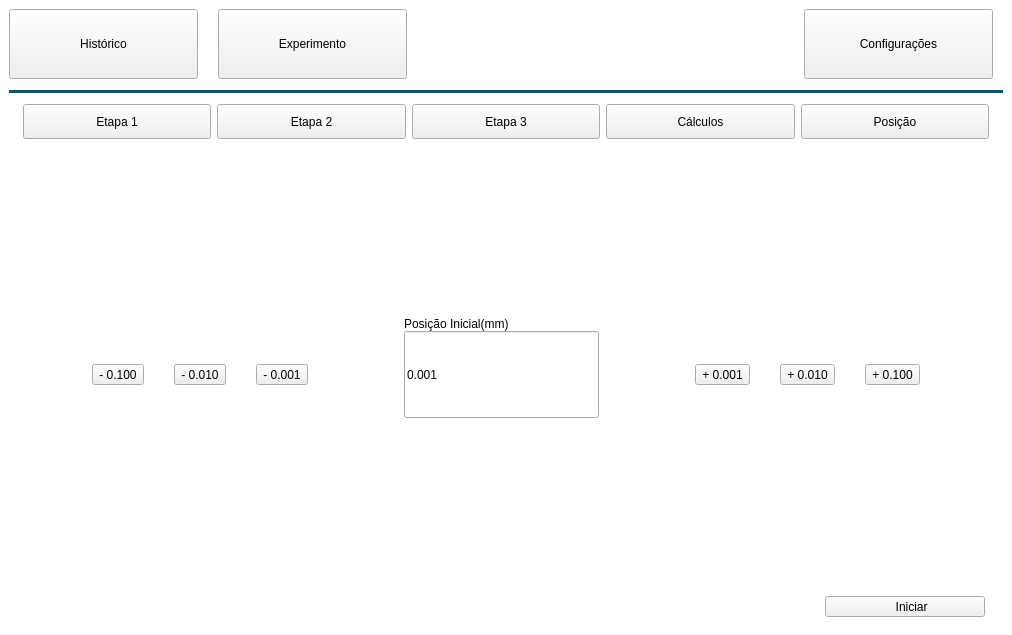
Qt form Code/Interface/mainwindow.ui (Matheusodias/infralab_direct_shear_embedded_interface) before a commit.
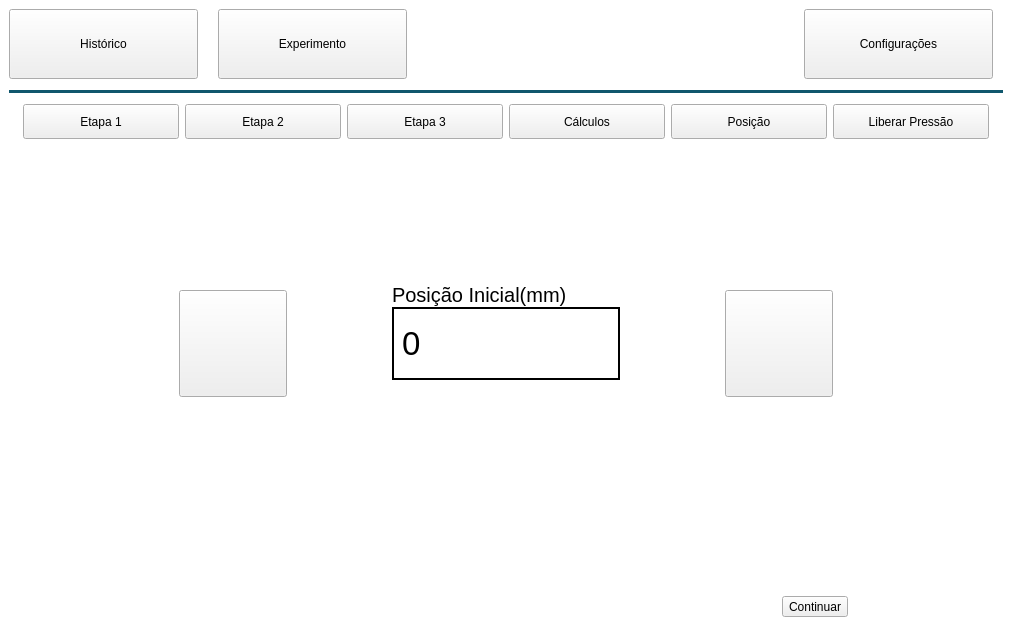
The same form after that commit. The open tabs and pages were chosen to show the change. Icons and pictures are not drawn.

Commit message: Change position move to include feedback from machine server and init pressure page.

```diff
--- a/Code/Interface/mainwindow.ui
+++ b/Code/Interface/mainwindow.ui
@@ -911,6 +911,19 @@
                 </property>
                </widget>
               </item>
+              <item>
+               <widget class="QToolButton" name="pressure_button">
+                <property name="sizePolicy">
+                 <sizepolicy hsizetype="Minimum" vsizetype="Minimum">
+                  <horstretch>0</horstretch>
+                  <verstretch>0</verstretch>
+                 </sizepolicy>
+                </property>
+                <property name="text">
+                 <string>Liberar Pressão</string>
+                </property>
+               </widget>
+              </item>
              </layout>
             </item>
             <item>
@@ -1701,9 +1714,9 @@
                </layout>
               </widget>
               <widget class="QWidget" name="position_page">
-               <layout class="QVBoxLayout" name="verticalLayout_7">
+               <layout class="QVBoxLayout" name="verticalLayout_7" stretch="12,2,2">
                 <item>
-                 <layout class="QHBoxLayout" name="positionLayout" stretch="1,2,2,2,1,3,1,2,2,2,1">
+                 <layout class="QHBoxLayout" name="positionLayout" stretch="2,2,1,3,1,2,2">
                   <property name="spacing">
                    <number>30</number>
                   </property>
@@ -1723,21 +1736,17 @@
                   <item>
                    <widget class="QToolButton" name="minus100_toolButton">
                     <property name="text">
-                     <string>- 0.100</string>
+                     <string/>
                     </property>
-                   </widget>
-                  </item>
-                  <item>
-                   <widget class="QToolButton" name="minus10_toolButton">
-                    <property name="text">
-                     <string>- 0.010</string>
+                    <property name="icon">
+                     <iconset resource="images/resources.qrc">
+                      <normaloff>:/moveLeft.png</normaloff>:/moveLeft.png</iconset>
                     </property>
-                   </widget>
-                  </item>
-                  <item>
-                   <widget class="QToolButton" name="minus1_toolButton">
-                    <property name="text">
-                     <string>- 0.001</string>
+                    <property name="iconSize">
+                     <size>
+                      <width>100</width>
+                      <height>100</height>
+                     </size>
                     </property>
                    </widget>
                   </item>
@@ -1755,7 +1764,7 @@
                    </spacer>
                   </item>
                   <item>
-                   <layout class="QVBoxLayout" name="verticalLayout_6" stretch="2,2,2,4">
+                   <layout class="QVBoxLayout" name="verticalLayout_6" stretch="3,1,2,4">
                     <property name="spacing">
                      <number>0</number>
                     </property>
@@ -1776,7 +1785,12 @@
                      </spacer>
                     </item>
                     <item>
-                     <widget class="QLabel" name="initialPosition_label">
+                     <widget class="QLabel" name="initialPositionTitle_label">
+                      <property name="font">
+                       <font>
+                        <pointsize>15</pointsize>
+                       </font>
+                      </property>
                       <property name="text">
                        <string>Posição Inicial(mm)</string>
                       </property>
@@ -1786,15 +1800,29 @@
                      </widget>
                     </item>
                     <item>
-                     <widget class="QLineEdit" name="initialPosition_lineEdit">
+                     <widget class="QLabel" name="initialPositionValue_label">
                       <property name="sizePolicy">
-                       <sizepolicy hsizetype="Expanding" vsizetype="Expanding">
+                       <sizepolicy hsizetype="Preferred" vsizetype="Preferred">
                         <horstretch>0</horstretch>
                         <verstretch>0</verstretch>
                        </sizepolicy>
                       </property>
+                      <property name="font">
+                       <font>
+                        <pointsize>25</pointsize>
+                       </font>
+                      </property>
+                      <property name="styleSheet">
+                       <string notr="true"/>
+                      </property>
+                      <property name="frameShape">
+                       <enum>QFrame::Box</enum>
+                      </property>
+                      <property name="lineWidth">
+                       <number>2</number>
+                      </property>
                       <property name="text">
-                       <string>0.001</string>
+                       <string>0</string>
                       </property>
                      </widget>
                     </item>
@@ -1829,21 +1857,17 @@
                   <item>
                    <widget class="QToolButton" name="plus1_toolButton">
                     <property name="text">
-                     <string>+ 0.001</string>
+                     <string/>
                     </property>
-                   </widget>
-                  </item>
-                  <item>
-                   <widget class="QToolButton" name="plus10_toolButton">
-                    <property name="text">
-                     <string>+ 0.010</string>
+                    <property name="icon">
+                     <iconset resource="images/resources.qrc">
+                      <normaloff>:/moveRight.png</normaloff>:/moveRight.png</iconset>
                     </property>
-                   </widget>
-                  </item>
-                  <item>
-                   <widget class="QToolButton" name="plus100_toolButton">
-                    <property name="text">
-                     <string>+ 0.100</string>
+                    <property name="iconSize">
+                     <size>
+                      <width>100</width>
+                      <height>100</height>
+                     </size>
                     </property>
                    </widget>
                   </item>
@@ -1863,7 +1887,20 @@
                  </layout>
                 </item>
                 <item>
-                 <layout class="QHBoxLayout" name="horizontalLayout_7" stretch="10,2">
+                 <spacer name="verticalSpacer_8">
+                  <property name="orientation">
+                   <enum>Qt::Vertical</enum>
+                  </property>
+                  <property name="sizeHint" stdset="0">
+                   <size>
+                    <width>20</width>
+                    <height>40</height>
+                   </size>
+                  </property>
+                 </spacer>
+                </item>
+                <item>
+                 <layout class="QHBoxLayout" name="horizontalLayout_7" stretch="11,0,2">
                   <item>
                    <spacer name="horizontalSpacer_16">
                     <property name="orientation">
@@ -1878,9 +1915,9 @@
                    </spacer>
                   </item>
                   <item>
-                   <widget class="QToolButton" name="initExperiment_toolButton">
+                   <widget class="QToolButton" name="continuePosition_Button">
                     <property name="sizePolicy">
-                     <sizepolicy hsizetype="Expanding" vsizetype="Fixed">
+                     <sizepolicy hsizetype="Fixed" vsizetype="Fixed">
                       <horstretch>0</horstretch>
                       <verstretch>0</verstretch>
                      </sizepolicy>
@@ -1895,7 +1932,7 @@
                      <string notr="true"/>
                     </property>
                     <property name="text">
-                     <string>    Iniciar</string>
+                     <string>Continuar</string>
                     </property>
                     <property name="icon">
                      <iconset resource="images/resources.qrc">
@@ -1903,8 +1940,8 @@
                     </property>
                     <property name="iconSize">
                      <size>
-                      <width>60</width>
-                      <height>60</height>
+                      <width>30</width>
+                      <height>30</height>
                      </size>
                     </property>
                     <property name="toolButtonStyle">
@@ -1918,10 +1955,107 @@
                     </property>
                    </widget>
                   </item>
+                  <item>
+                   <spacer name="horizontalSpacer_21">
+                    <property name="orientation">
+                     <enum>Qt::Horizontal</enum>
+                    </property>
+                    <property name="sizeHint" stdset="0">
+                     <size>
+                      <width>40</width>
+                      <height>20</height>
+                     </size>
+                    </property>
+                   </spacer>
+                  </item>
                  </layout>
                 </item>
                </layout>
               </widget>
+              <widget class="QWidget" name="pressure_page">
+               <widget class="QWidget" name="layoutWidget">
+                <property name="geometry">
+                 <rect>
+                  <x>360</x>
+                  <y>370</y>
+                  <width>181</width>
+                  <height>69</height>
+                 </rect>
+                </property>
+                <layout class="QHBoxLayout" name="horizontalLayout_8" stretch="10,2">
+                 <item>
+                  <spacer name="horizontalSpacer_17">
+                   <property name="orientation">
+                    <enum>Qt::Horizontal</enum>
+                   </property>
+                   <property name="sizeHint" stdset="0">
+                    <size>
+                     <width>40</width>
+                     <height>20</height>
+                    </size>
+                   </property>
+                  </spacer>
+                 </item>
+                 <item>
+                  <widget class="QToolButton" name="initExperiment_toolButton">
+                   <property name="sizePolicy">
+                    <sizepolicy hsizetype="Expanding" vsizetype="Fixed">
+                     <horstretch>0</horstretch>
+                     <verstretch>0</verstretch>
+                    </sizepolicy>
+                   </property>
+                   <property name="layoutDirection">
+                    <enum>Qt::LeftToRight</enum>
+                   </property>
+                   <property name="autoFillBackground">
+                    <bool>false</bool>
+                   </property>
+                   <property name="styleSheet">
+                    <string notr="true"/>
+                   </property>
+                   <property name="text">
+                    <string>    Iniciar</string>
+                   </property>
+                   <property name="icon">
+                    <iconset resource="images/resources.qrc">
+                     <normaloff>:/init.png</normaloff>:/init.png</iconset>
+                   </property>
+                   <property name="iconSize">
+                    <size>
+                     <width>60</width>
+                     <height>60</height>
+                    </size>
+                   </property>
+                   <property name="toolButtonStyle">
+                    <enum>Qt::ToolButtonTextBesideIcon</enum>
+                   </property>
+                   <property name="autoRaise">
+                    <bool>false</bool>
+                   </property>
+                   <property name="arrowType">
+                    <enum>Qt::NoArrow</enum>
+                   </property>
+                  </widget>
+                 </item>
+                </layout>
+               </widget>
+               <widget class="QToolButton" name="releasePressure_toolButton">
+                <property name="geometry">
+                 <rect>
+                  <x>380</x>
+                  <y>140</y>
+                  <width>151</width>
+                  <height>121</height>
+                 </rect>
+                </property>
+                <property name="text">
+                 <string>Liberar Pressão</string>
+                </property>
+                <property name="checkable">
+                 <bool>true</bool>
+                </property>
+               </widget>
+              </widget>
              </widget>
             </item>
            </layout>
```
Left out of the diff: 10 changed lines with no effect on the pictures. The commit also changes 17 other files.
